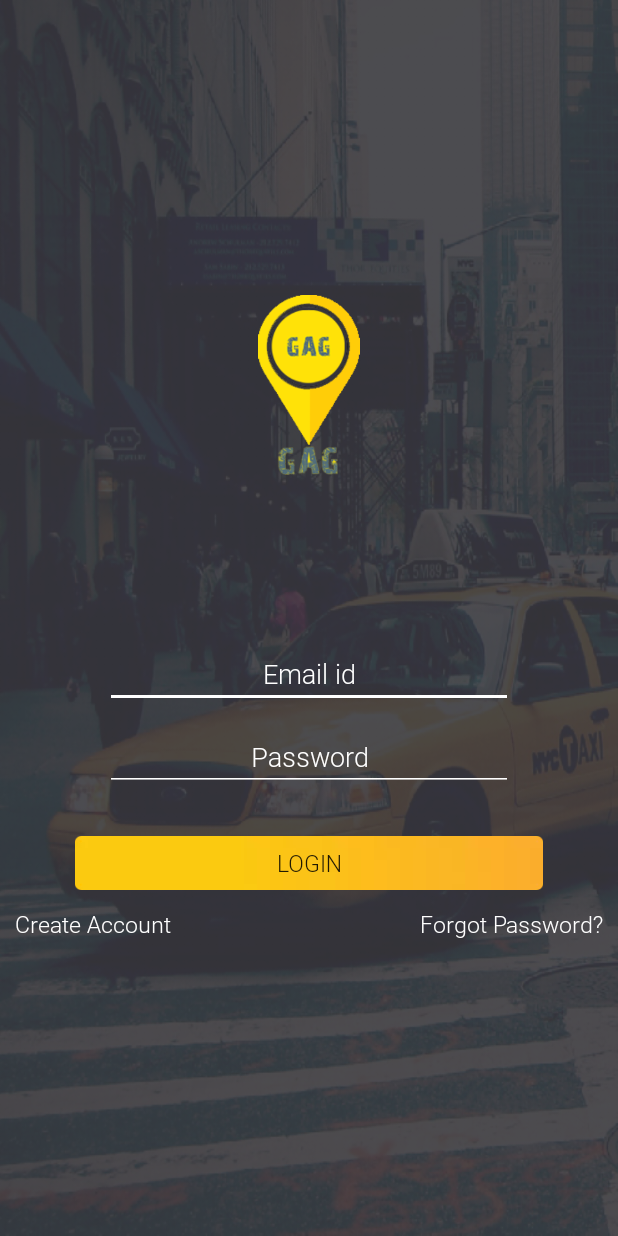
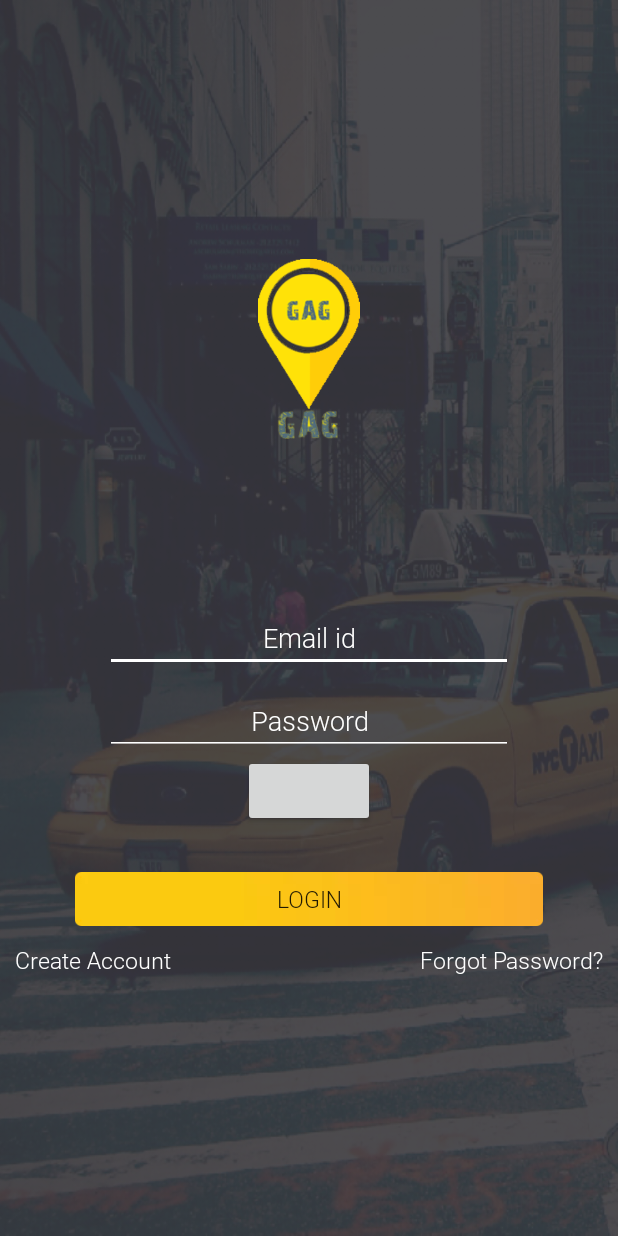
Before and after one commit to shekharAggarwal/CarYatri, an Android app: the LoginActivity screen opened directly, with no data from a screen before it, on a phone screen of 412 x 824 dp. Run offline under Robolectric (Android 15) with nearby library versions, the phone set to English and light mode, and no system bars; our stand-ins replace Firebase (no records; nobody signed in at launch, a user with empty details on screens opened directly); libraries missing offline, so code that uses them is left out: io.paperdb; 1 statement that could not run was skipped.

Commit message:
completed module

```diff
--- a/app/src/main/java/com/caryatri/caryatri/LoginActivity.java
+++ b/app/src/main/java/com/caryatri/caryatri/LoginActivity.java
@@ -62,6 +62,7 @@ public class LoginActivity extends CrashActivity implements ConnectivityReceiver
     EditText edtUserEmail, edtPassword;
     ImageView logo;
     Button btnLogin;
+    Button loginTest;
     TextView txtCreateAccount, txtForgetPassword;
     ICarYatri mService;
     RelativeLayout rootLayout;
@@ -84,9 +85,16 @@ public class LoginActivity extends CrashActivity implements ConnectivityReceiver
         logo = findViewById(R.id.logo);
         rootLayout = findViewById(R.id.root_layout);
         btnLogin = findViewById(R.id.btnLogin);
+        loginTest = findViewById(R.id.loginTest);
         txtCreateAccount = findViewById(R.id.txtCreateAccount);
         txtForgetPassword = findViewById(R.id.txtForgetPassword);
 
+
+        loginTest.setOnClickListener(view -> {
+            Intent intent = new Intent(LoginActivity.this, HomeActivity.class);
+            finish();
+            startActivity(intent);
+        });
         btnLogin.setOnClickListener(view -> {
             btnLogin.setEnabled(false);
             if (edtUserEmail.getText().toString().trim().isEmpty()
--- a/app/src/main/java/com/caryatri/caryatri/RegisterActivity.java
+++ b/app/src/main/java/com/caryatri/caryatri/RegisterActivity.java
@@ -121,7 +121,7 @@ public class RegisterActivity extends CrashActivity implements ConnectivityRecei
 
                     @Override
                     public void onFailure(@NonNull Call<CheckUserResponse> call, @NonNull Throwable t) {
-                        Toast.makeText(RegisterActivity.this, "" + t.getMessage(), Toast.LENGTH_SHORT).show();
+                        Toast.makeText(RegisterActivity.this, "chill kiasi" + t.getMessage(), Toast.LENGTH_SHORT).show();
                     }
                 });
 
--- a/app/src/main/res/layout/activity_login.xml
+++ b/app/src/main/res/layout/activity_login.xml
@@ -60,6 +60,10 @@
                 android:textColorHint="@android:color/white"
                 tools:targetApi="lollipop" />
         </LinearLayout>
+        <Button
+            android:layout_width="wrap_content"
+            android:layout_height="wrap_content"
+            android:id="@+id/loginTest"/>
 
         <Button
             android:id="@+id/btnLogin"
--- a/app/src/main/res/layout/activity_register.xml
+++ b/app/src/main/res/layout/activity_register.xml
@@ -64,7 +64,7 @@
                 android:fontFamily="@font/roboto_light"
                 android:hint="@string/txt_phone"
                 android:inputType="phone"
-                android:maxLength="10"
+                android:maxLength="14"
                 android:textAlignment="center"
                 android:textColor="@android:color/white"
                 android:textColorHint="@android:color/white"
--- a/build.gradle
+++ b/build.gradle
@@ -8,7 +8,7 @@ buildscript {
     }
     dependencies {
         classpath 'com.android.tools.build:gradle:4.1.1'
-        classpath 'com.google.gms:google-services:4.3.4'
+        classpath 'com.google.gms:google-services:4.3.10'
         classpath 'com.google.firebase:firebase-crashlytics-gradle:2.4.1'
 
         // NOTE: Do not place your application dependencies here; they belong
```
